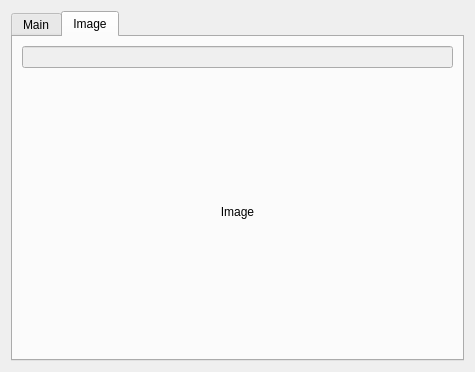
Before: the Qt Designer form Editors/ce5dishpart2.ui in End1-1/Cafe5, drawn with Qt 5.
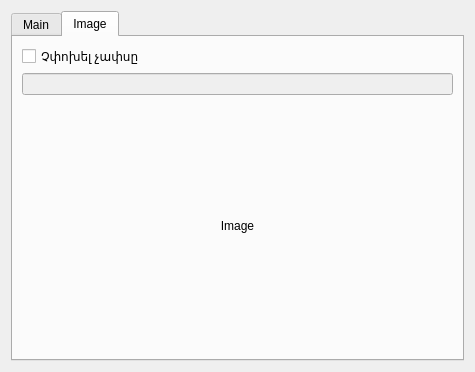
After: the same form once the commit is applied. The open tabs and pages were chosen to show the change. Icons and pictures are not drawn. Custom widgets are drawn as their Qt base class.

Patch:
```diff
--- a/Editors/ce5dishpart2.ui
+++ b/Editors/ce5dishpart2.ui
@@ -360,6 +360,13 @@
        <string>Image</string>
       </attribute>
       <layout class="QVBoxLayout" name="verticalLayout_2">
+       <item>
+        <widget class="QCheckBox" name="chDonNotResize">
+         <property name="text">
+          <string>Չփոխել չափսը</string>
+         </property>
+        </widget>
+       </item>
        <item>
         <widget class="C5LineEditWithSelector" name="leImageUUID">
          <property name="enabled">
```
